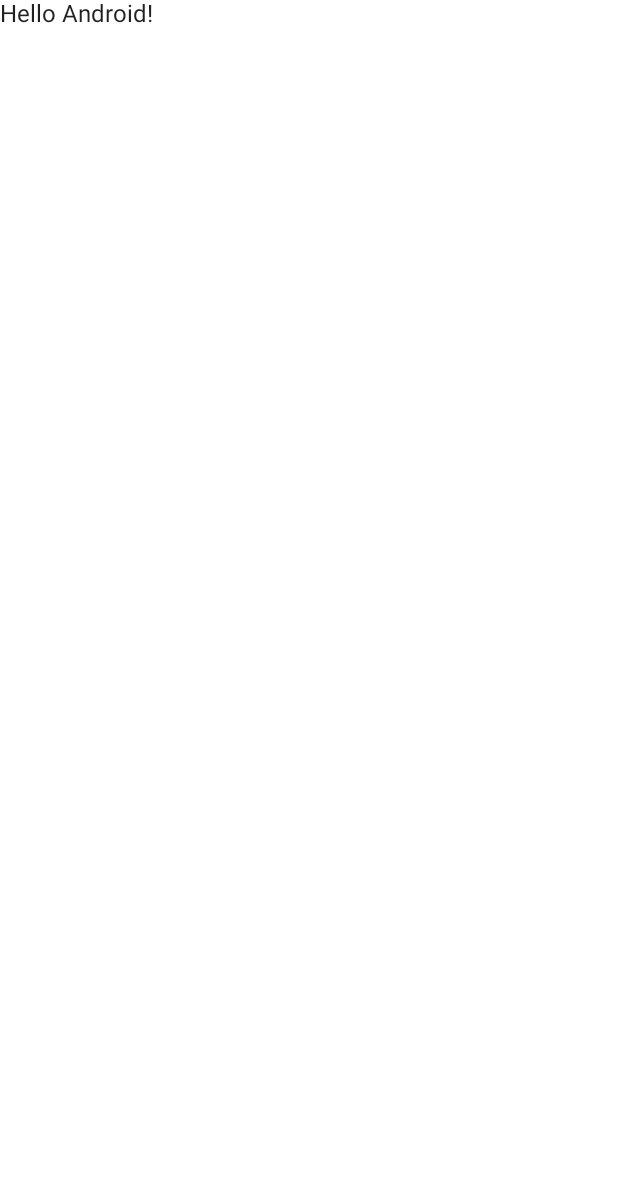
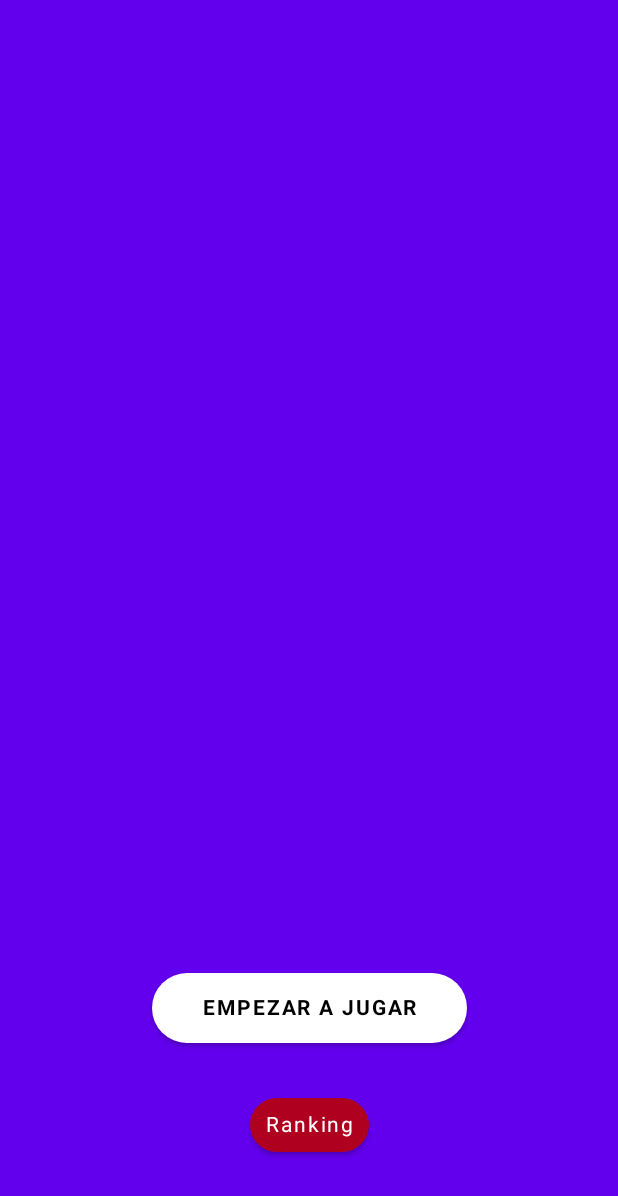
Before and after one commit to BarriosPabloOk/Quiz-app-Alta-Data-Moureved-Mensual-Challenge, an Android app built with Jetpack Compose: the screen it shows after launch (MainActivity), on a phone screen of 412 x 824 dp. Before the commit the part shown is almost empty. Shown: the top 1196 px of the screen. Run offline under Robolectric (Android 15) with nearby library versions, the phone set to English and light mode, and no system bars; our stand-ins replace Dagger/Hilt's generated code.

Commit message:
presentation layer: home screen and some components

```diff
--- a/app/build.gradle
+++ b/app/build.gradle
@@ -79,9 +79,9 @@ dependencies {
     kapt "androidx.hilt:hilt-compiler:1.0.0"
 
     // Room
-    implementation "androidx.room:room-runtime:2.3.0"
-    kapt "androidx.room:room-compiler:2.3.0"
+    implementation "androidx.room:room-runtime:2.4.2"
+    kapt "androidx.room:room-compiler:2.4.2"
 
     // Kotlin Extensions and Coroutines support for Room
-    implementation "androidx.room:room-ktx:2.3.0"
+    implementation "androidx.room:room-ktx:2.4.2"
 }
--- a/app/src/main/java/com/pablobarriosdevs/altadata/MainActivity.kt
+++ b/app/src/main/java/com/pablobarriosdevs/altadata/MainActivity.kt
@@ -10,6 +10,7 @@ import androidx.compose.material.Text
 import androidx.compose.runtime.Composable
 import androidx.compose.ui.Modifier
 import androidx.compose.ui.tooling.preview.Preview
+import com.pablobarriosdevs.altadata.feature_quiz.presentation.screen_home.HomeScreen
 import com.pablobarriosdevs.altadata.ui.theme.AltaDataTheme
 
 class MainActivity : ComponentActivity() {
@@ -22,22 +23,9 @@ class MainActivity : ComponentActivity() {
                     modifier = Modifier.fillMaxSize(),
                     color = MaterialTheme.colors.background
                 ) {
-                    Greeting("Android")
+                    HomeScreen()
                 }
             }
         }
     }
 }
-
-@Composable
-fun Greeting(name: String) {
-    Text(text = "Hello $name!")
-}
-
-@Preview(showBackground = true)
-@Composable
-fun DefaultPreview() {
-    AltaDataTheme {
-        Greeting("Android")
-    }
-}
--- a/app/src/main/java/com/pablobarriosdevs/altadata/feature_quiz/data/local/PlayerDao.kt
+++ b/app/src/main/java/com/pablobarriosdevs/altadata/feature_quiz/data/local/PlayerDao.kt
@@ -11,9 +11,9 @@ import kotlinx.coroutines.flow.Flow
 interface PlayerDao {
 
     @Insert(onConflict = OnConflictStrategy.REPLACE)
-    suspend fun savePlayer(name:String, score: Int)
+    suspend fun savePlayer(player: Player)
 
     @Query("SELECT * FROM player")
-    suspend fun getPlayers() : Flow<List<Player>>
+    fun getPlayers() : Flow<List<Player>>
 
 }
--- a/app/src/main/java/com/pablobarriosdevs/altadata/feature_quiz/data/local/PlayerDatabase.kt
+++ b/app/src/main/java/com/pablobarriosdevs/altadata/feature_quiz/data/local/PlayerDatabase.kt
@@ -7,6 +7,7 @@ import com.pablobarriosdevs.altadata.feature_quiz.domain.model.Player
 @Database(
     entities = [Player::class],
     version = 1,
+    exportSchema = false,
 )
 abstract class PlayerDatabase :RoomDatabase() {
     abstract val dao: PlayerDao
--- a/app/src/main/java/com/pablobarriosdevs/altadata/feature_quiz/data/repoitory/QuizRepositoryImpl.kt
+++ b/app/src/main/java/com/pablobarriosdevs/altadata/feature_quiz/data/repoitory/QuizRepositoryImpl.kt
@@ -12,15 +12,15 @@ class QuizRepositoryImpl(
     private val provider: QuizProvider
 ): QuizRepository {
 
-    override suspend fun savePlayer(name: String, score: Int) {
-        dao.savePlayer(name, score)
+    override suspend fun savePlayer(player: Player) {
+        dao.savePlayer(player)
     }
 
     override suspend fun getQuestion(): Quiz? {
         return provider.randomQuiz()
     }
 
-    override suspend fun getPlayers(): Flow<List<Player>> {
+    override fun getPlayers(): Flow<List<Player>> {
         return dao.getPlayers()
     }
 }
--- a/app/src/main/java/com/pablobarriosdevs/altadata/feature_quiz/domain/repository/QuizRepository.kt
+++ b/app/src/main/java/com/pablobarriosdevs/altadata/feature_quiz/domain/repository/QuizRepository.kt
@@ -7,8 +7,8 @@ import kotlinx.coroutines.flow.Flow
 
 interface QuizRepository {
 
-    suspend fun savePlayer(name:String, score: Int)
+    suspend fun savePlayer(player: Player)
     suspend fun getQuestion() : Quiz?
-    suspend fun getPlayers() : Flow<List<Player>>
+    fun getPlayers() : Flow<List<Player>>
 
 }
--- a/app/src/main/java/com/pablobarriosdevs/altadata/feature_quiz/domain/use_cases/SaveNewPlayer_UC.kt
+++ b/app/src/main/java/com/pablobarriosdevs/altadata/feature_quiz/domain/use_cases/SaveNewPlayer_UC.kt
@@ -1,5 +1,6 @@
 package com.pablobarriosdevs.altadata.feature_quiz.domain.use_cases
 
+import com.pablobarriosdevs.altadata.feature_quiz.domain.model.Player
 import com.pablobarriosdevs.altadata.feature_quiz.domain.repository.QuizRepository
 import javax.inject.Inject
 
@@ -8,7 +9,7 @@ class SaveNewPlayer_UC @Inject constructor(
     private val repository: QuizRepository
 ) {
 
-    suspend operator fun invoke(name:String, score:Int){
-        repository.savePlayer(name, score)
+    suspend operator fun invoke(player: Player){
+        repository.savePlayer(player)
     }
 }
--- /dev/null
+++ b/app/src/main/java/com/pablobarriosdevs/altadata/feature_quiz/presentation/screen_home/HomeScreen.kt
@@ -0,0 +1,42 @@
+package com.pablobarriosdevs.altadata.feature_quiz.presentation.screen_home
+
+import androidx.compose.foundation.background
+import androidx.compose.foundation.layout.*
+import androidx.compose.material.MaterialTheme
+import androidx.compose.runtime.Composable
+import androidx.compose.ui.Alignment
+import androidx.compose.ui.Modifier
+import androidx.compose.ui.tooling.preview.Preview
+import androidx.compose.ui.unit.dp
+import com.pablobarriosdevs.altadata.feature_quiz.presentation.screen_home.components.RankingButton
+import com.pablobarriosdevs.altadata.feature_quiz.presentation.screen_home.components.StartButton
+
+@Composable
+fun HomeScreen(
+    //navController:NavController,
+) {
+    Column(
+        modifier = Modifier
+            .fillMaxSize()
+            .background(MaterialTheme.colors.primary),
+        horizontalAlignment = Alignment.CenterHorizontally,
+        verticalArrangement = Arrangement.Bottom,
+
+    ) {
+        StartButton(
+            onClick = { /*TODO*/ },
+            modifier = Modifier.width(210.dp)
+        )
+        Spacer(modifier = Modifier.height(30.dp))
+        RankingButton(onClick = { /*TODO*/ })
+        Spacer(modifier = Modifier.height(50.dp))
+
+    }
+
+}
+
+@Preview
+@Composable
+fun PrevHomeScreen() {
+    HomeScreen()
+}
--- /dev/null
+++ b/app/src/main/java/com/pablobarriosdevs/altadata/feature_quiz/presentation/screen_home/components/RankingButton.kt
@@ -0,0 +1,51 @@
+package com.pablobarriosdevs.altadata.feature_quiz.presentation.screen_home.components
+
+import androidx.compose.foundation.layout.PaddingValues
+import androidx.compose.foundation.layout.fillMaxWidth
+import androidx.compose.foundation.layout.width
+import androidx.compose.foundation.shape.CircleShape
+import androidx.compose.material.Button
+import androidx.compose.material.ButtonDefaults
+import androidx.compose.material.MaterialTheme
+import androidx.compose.material.Text
+import androidx.compose.runtime.Composable
+import androidx.compose.ui.Modifier
+import androidx.compose.ui.graphics.Color
+import androidx.compose.ui.text.font.FontWeight
+import androidx.compose.ui.text.style.TextAlign
+import androidx.compose.ui.tooling.preview.Preview
+import androidx.compose.ui.unit.dp
+
+@Composable
+fun RankingButton(
+    onClick: ()->Unit,
+    modifier: Modifier = Modifier,
+) {
+    Button(
+        onClick = onClick,
+        modifier = modifier,
+        shape = CircleShape,
+        contentPadding = PaddingValues(10.dp),
+        colors = ButtonDefaults.buttonColors(
+            backgroundColor = MaterialTheme.colors.error,
+            contentColor = Color.White
+        )
+    ) {
+        Text(
+            text = "Ranking",
+            fontWeight = FontWeight.Normal,
+            fontSize = MaterialTheme.typography.body2.fontSize,
+            textAlign = TextAlign.Center,
+        )
+    }
+
+}
+
+@Preview(showBackground = true)
+@Composable
+fun PrevRankingButton() {
+    RankingButton(
+        onClick = {},
+        modifier = Modifier.width(120.dp)
+    )
+}
--- /dev/null
+++ b/app/src/main/java/com/pablobarriosdevs/altadata/feature_quiz/presentation/screen_home/components/StartButton.kt
@@ -0,0 +1,51 @@
+package com.pablobarriosdevs.altadata.feature_quiz.presentation.screen_home.components
+
+import androidx.compose.foundation.layout.PaddingValues
+import androidx.compose.foundation.layout.fillMaxWidth
+import androidx.compose.foundation.layout.width
+import androidx.compose.foundation.shape.CircleShape
+import androidx.compose.material.Button
+import androidx.compose.material.ButtonDefaults
+import androidx.compose.material.MaterialTheme
+import androidx.compose.material.Text
+import androidx.compose.runtime.Composable
+import androidx.compose.ui.Modifier
+import androidx.compose.ui.graphics.Color
+import androidx.compose.ui.text.font.FontWeight
+import androidx.compose.ui.text.style.TextAlign
+import androidx.compose.ui.tooling.preview.Preview
+import androidx.compose.ui.unit.dp
+
+@Composable
+fun StartButton(
+    onClick: ()->Unit,
+    modifier: Modifier = Modifier
+) {
+    Button(
+        onClick = onClick,
+        modifier = modifier,
+        shape = CircleShape,
+        contentPadding = PaddingValues(15.dp),
+        colors = ButtonDefaults.buttonColors(
+            backgroundColor = Color.White,
+            contentColor = Color.Black
+        )
+    ) {
+        Text(
+            text = "EMPEZAR A JUGAR",
+            fontWeight = FontWeight.Bold,
+            fontSize = MaterialTheme.typography.body2.fontSize,
+            textAlign = TextAlign.Center,
+        )
+    }
+
+}
+
+@Preview
+@Composable
+fun PrevStartButton() {
+    StartButton(
+        onClick = { /*TODO*/ },
+        modifier = Modifier.width(210.dp)
+    )
+}
```
